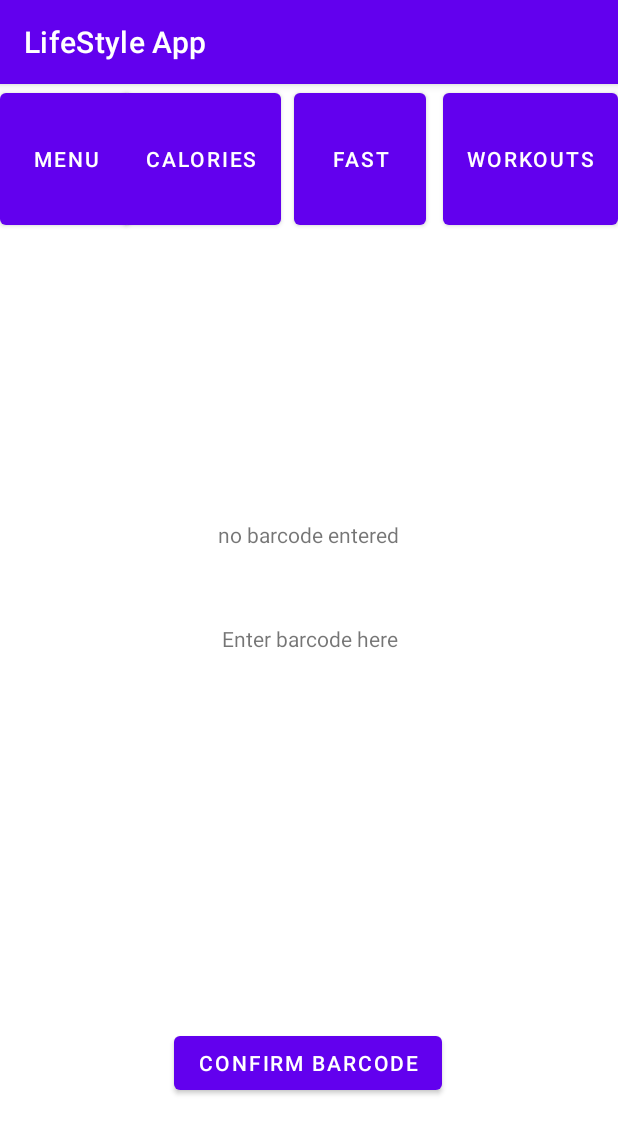
After one commit to Leo-Thompson/LifeStyle-App, an Android app: the CameraView screen opened directly, with no data from a screen before it, on a phone screen of 412 x 824 dp. The commit adds this screen. Shown: the top 1134 px of the screen. Run offline under Robolectric (Android 15) with nearby library versions, the phone set to English and light mode, and no system bars.

Commit message:
added the layout for the calories menu

```diff
--- a/app/build.gradle
+++ b/app/build.gradle
@@ -9,7 +9,7 @@ android {
 
     defaultConfig {
         applicationId "com.example.lifestyleapp"
-        minSdk 21
+        minSdk 24
         targetSdk 32
         versionCode 1
         versionName "1.0"
@@ -43,6 +43,7 @@ dependencies {
     implementation 'androidx.constraintlayout:constraintlayout:2.1.3'
     implementation 'androidx.navigation:navigation-fragment-ktx:2.3.5'
     implementation 'androidx.navigation:navigation-ui-ktx:2.3.5'
+    implementation 'androidx.camera:camera-lifecycle:1.0.0'
     testImplementation 'junit:junit:4.13.2'
     androidTestImplementation 'androidx.test.ext:junit:1.1.3'
     androidTestImplementation 'androidx.test.espresso:espresso-core:3.4.0'
--- /dev/null
+++ b/app/src/main/java/com/example/lifestyleapp/CameraView.kt
@@ -0,0 +1,81 @@
+package com.example.lifestyleapp
+
+import android.content.Intent
+import android.os.Bundle
+import android.os.StrictMode
+import android.os.StrictMode.ThreadPolicy
+import android.widget.Button
+import androidx.appcompat.app.AppCompatActivity
+import kotlinx.android.synthetic.main.camera_view.*
+import java.net.HttpURLConnection
+import java.net.URL
+
+
+class CameraView: AppCompatActivity() {
+
+
+    fun getBarData(barcode: String): MutableList<String> {
+        val policy = ThreadPolicy.Builder().permitAll().build()
+        StrictMode.setThreadPolicy(policy)
+        var infoString = mutableListOf<String>()
+
+        val url =
+            URL("https://world.openfoodfacts.org/api/v2/product/$barcode.json?fields=product_name,energy-kcal_serving,carbohydrates_serving,fat_serving,proteins_serving,salt_serving,sugars_serving")
+        try {
+            with(url.openConnection() as HttpURLConnection) {
+                requestMethod = "GET"  // optional default is GET
+
+                println("\nSent 'GET' request to URL : $url; Response Code : $responseCode")
+                inputStream.bufferedReader().use {
+
+                    it.lines().forEach { line ->
+                        println(line)
+                        infoString.add(line)
+                    }
+                }
+            }
+        }
+        catch(e: Throwable){
+            throw(e)
+        }
+        return(infoString)
+
+    }
+
+
+        override fun onCreate(savedInstanceState: Bundle?) {
+            super.onCreate(savedInstanceState)
+            setContentView(R.layout.camera_view)
+            barcodeEntry.isEnabled = true
+            barcodeEntry.isFocusable = true
+
+            val button: Button = findViewById(R.id.workoutsButton)
+            button.setOnClickListener {
+                val intent = Intent(this@CameraView, WorkOutPage::class.java)
+                startActivity(intent)
+            }
+            val button2: Button = findViewById(R.id.fastButton)
+            button2.setOnClickListener {
+                val intent = Intent(this@CameraView, FastingView::class.java)
+                startActivity(intent)
+            }
+            val button3: Button = findViewById(R.id.menuButton)
+            button3.setOnClickListener {
+                val intent = Intent(this@CameraView, MainActivity::class.java)
+                startActivity(intent)
+            }
+            val sendButton: Button = findViewById(R.id.send_button)
+            sendButton.setOnClickListener {
+                val userBarcode = barcodeEntry.text
+                val retrievedData = getBarData(userBarcode.toString())
+
+
+                barAccept.text = retrievedData.toString()
+
+
+            }
+
+
+        }
+
+    }
--- a/app/src/main/java/com/example/lifestyleapp/FirstFragment.kt
+++ b/app/src/main/java/com/example/lifestyleapp/FirstFragment.kt
@@ -41,4 +41,5 @@ class FirstFragment : Fragment() {
         super.onDestroyView()
         _binding = null
     }
+
 }
--- a/app/src/main/java/com/example/lifestyleapp/SecondFragment.kt
+++ b/app/src/main/java/com/example/lifestyleapp/SecondFragment.kt
@@ -1,10 +1,15 @@
 package com.example.lifestyleapp
 
+import android.Manifest
+import android.content.Context
+import android.content.pm.PackageManager
 import android.os.Bundle
 import androidx.fragment.app.Fragment
 import android.view.LayoutInflater
 import android.view.View
 import android.view.ViewGroup
+import androidx.core.app.ActivityCompat
+import androidx.core.content.ContextCompat
 import androidx.navigation.fragment.findNavController
 import com.example.lifestyleapp.databinding.FragmentSecondBinding
 
--- a/app/src/main/java/com/example/lifestyleapp/WorkOutPage.kt
+++ b/app/src/main/java/com/example/lifestyleapp/WorkOutPage.kt
@@ -36,6 +36,11 @@ class WorkOutPage : AppCompatActivity() {
             val intent = Intent(this@WorkOutPage, FastingView::class.java)
             startActivity(intent)
         }
+        val calButton: Button = findViewById(R.id.button6)
+        calButton.setOnClickListener{
+            val intent = Intent(this@WorkOutPage, CameraView::class.java)
+            startActivity(intent)
+        }
     }
 
 }
--- /dev/null
+++ b/app/src/main/res/layout/camera_view.xml
@@ -0,0 +1,92 @@
+<?xml version="1.0" encoding="utf-8"?>
+<androidx.constraintlayout.widget.ConstraintLayout xmlns:android="http://schemas.android.com/apk/res/android"
+    xmlns:app="http://schemas.android.com/apk/res-auto"
+    xmlns:tools="http://schemas.android.com/tools"
+    android:id="@+id/linearLayout"
+    android:layout_width="match_parent"
+    android:layout_height="match_parent"
+    android:textAlignment="center">
+
+    <Button
+        android:id="@+id/menuButton"
+        android:layout_width="wrap_content"
+        android:layout_height="100dp"
+        android:layout_marginBottom="683dp"
+        android:text="Menu"
+        app:layout_constraintBottom_toBottomOf="parent"
+        app:layout_constraintStart_toStartOf="parent"
+        app:layout_constraintTop_toTopOf="parent"
+        app:layout_constraintVertical_bias="0.0" />
+
+    <Button
+        android:id="@+id/workoutsButton"
+        android:layout_width="wrap_content"
+        android:layout_height="100dp"
+        android:layout_marginBottom="631dp"
+        android:text="Workouts"
+        app:layout_constraintBottom_toBottomOf="parent"
+        app:layout_constraintEnd_toEndOf="parent"
+        app:layout_constraintTop_toTopOf="parent"
+        app:layout_constraintVertical_bias="0.0" />
+
+    <Button
+        android:id="@+id/caloriesTracker"
+        android:layout_width="wrap_content"
+        android:layout_height="100dp"
+        android:layout_marginEnd="3dp"
+        android:text="Calories"
+        android:translationX="50dp"
+        app:layout_constraintEnd_toStartOf="@+id/fastButton"
+        app:layout_constraintStart_toStartOf="parent"
+        app:layout_constraintTop_toTopOf="parent" />
+
+    <Button
+        android:id="@+id/fastButton"
+        android:layout_width="wrap_content"
+        android:layout_height="100dp"
+        android:layout_marginStart="3dp"
+        android:layout_marginBottom="683dp"
+        android:text="Fast"
+        android:translationX="20dp"
+        app:layout_constraintBottom_toBottomOf="parent"
+        app:layout_constraintEnd_toStartOf="@+id/workoutsButton"
+        app:layout_constraintStart_toEndOf="@+id/caloriesTracker"
+        app:layout_constraintTop_toTopOf="parent"
+        app:layout_constraintVertical_bias="0.0" />
+
+    <Button
+        android:id="@+id/send_button"
+        android:layout_width="wrap_content"
+        android:layout_height="wrap_content"
+        android:layout_marginStart="134dp"
+        android:layout_marginEnd="135dp"
+        android:layout_marginBottom="91dp"
+        android:text="confirm barcode"
+        app:layout_constraintBottom_toBottomOf="parent"
+        app:layout_constraintEnd_toEndOf="parent"
+        app:layout_constraintStart_toStartOf="parent" />
+
+    <TextView
+        android:id="@+id/barAccept"
+        android:layout_width="wrap_content"
+        android:layout_height="wrap_content"
+        android:layout_marginBottom="50dp"
+        android:text="no barcode entered"
+        app:layout_constraintBottom_toTopOf="@+id/barcodeEntry"
+        app:layout_constraintEnd_toEndOf="parent"
+        app:layout_constraintHorizontal_bias="0.498"
+        app:layout_constraintStart_toStartOf="parent" />
+
+    <TextView
+        android:id="@+id/barcodeEntry"
+        android:layout_width="340dp"
+        android:layout_height="48dp"
+        android:editable="true"
+        android:text="Enter barcode here"
+        android:textAlignment="center"
+        app:layout_constraintBottom_toBottomOf="parent"
+        app:layout_constraintEnd_toEndOf="parent"
+        app:layout_constraintStart_toStartOf="parent"
+        app:layout_constraintTop_toTopOf="parent" />
+
+</androidx.constraintlayout.widget.ConstraintLayout>
```
Also changed, not shown: app/src/main/AndroidManifest.xml (+8 -0 lines), app/src/main/java/com/example/lifestyleapp/MainActivity.kt (+25 -29 lines).
